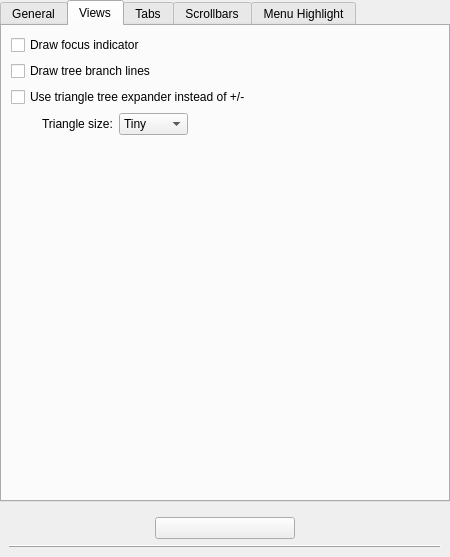
Above: kstyle/config/ui/oxygenstyleconfig.ui from KDE/oxygen before the change. Below: the same form after it.
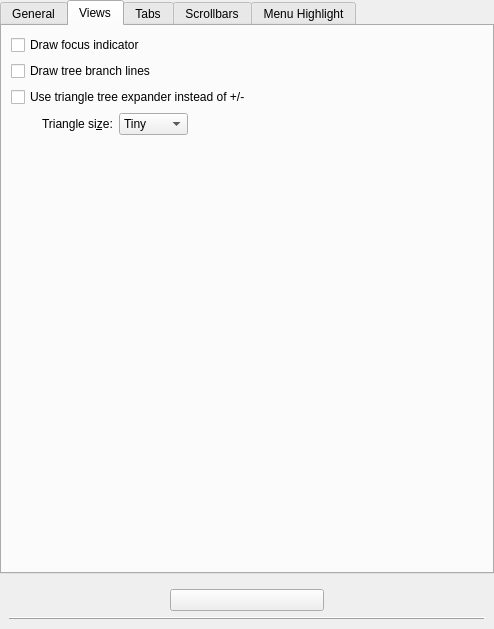
That is the form after the change. The open tabs and pages were chosen to show the change. Custom widgets are drawn as their Qt base class.

Commit message: fixed tab order

The edit to the form file:
```diff
--- a/kstyle/config/ui/oxygenstyleconfig.ui
+++ b/kstyle/config/ui/oxygenstyleconfig.ui
@@ -6,8 +6,8 @@
    <rect>
     <x>0</x>
     <y>0</y>
-    <width>450</width>
-    <height>557</height>
+    <width>494</width>
+    <height>629</height>
    </rect>
   </property>
   <property name="sizePolicy">
@@ -241,7 +241,7 @@
           <item>
            <widget class="QLabel" name="label_4">
             <property name="text">
-             <string>Triangle size:</string>
+             <string>Triangle si&amp;ze:</string>
             </property>
             <property name="buddy">
              <cstring>_viewTriangularExpanderSize</cstring>
```
Left out of the diff: 42 changed lines with no effect on the pictures.
